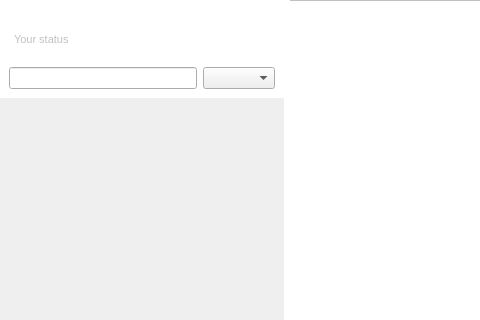
Qt form src/mainwindow.ui (qTox/qTox) before a commit; both pictures show x 0 to 480 and y 0 to 320 of the 775 by 537 pixel window.
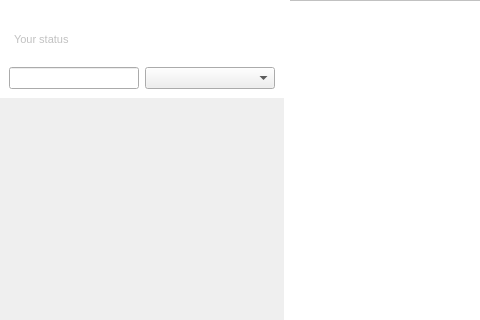
The same form after that commit. Icons and pictures are not drawn. Custom widgets are drawn as their Qt base class.

Patch:
```diff
--- a/src/mainwindow.ui
+++ b/src/mainwindow.ui
@@ -1023,7 +1023,7 @@
               <widget class="QLineEdit" name="searchContactText">
                <property name="sizePolicy">
                 <sizepolicy hsizetype="MinimumExpanding" vsizetype="Preferred">
-                 <horstretch>1</horstretch>
+                 <horstretch>0</horstretch>
                  <verstretch>0</verstretch>
                 </sizepolicy>
                </property>
@@ -1032,7 +1032,7 @@
              <item>
               <widget class="QComboBox" name="searchContactFilterCBox">
                <property name="sizePolicy">
-                <sizepolicy hsizetype="Preferred" vsizetype="Preferred">
+                <sizepolicy hsizetype="MinimumExpanding" vsizetype="Preferred">
                  <horstretch>0</horstretch>
                  <verstretch>0</verstretch>
                 </sizepolicy>
```
